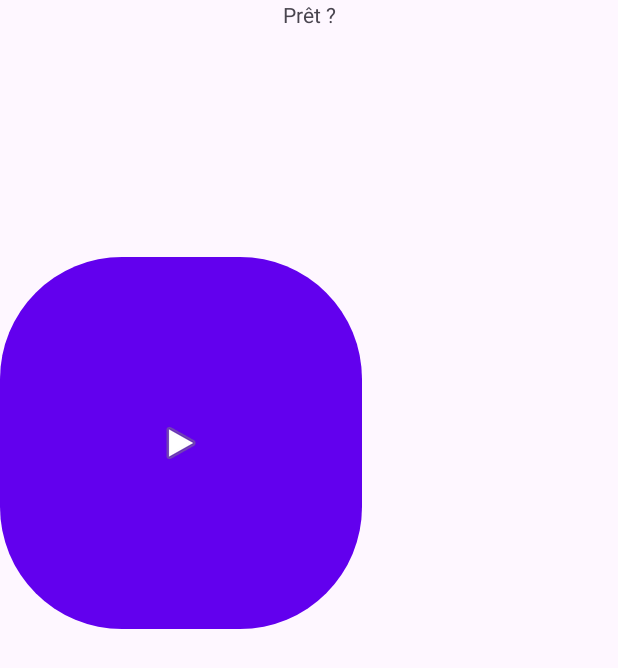
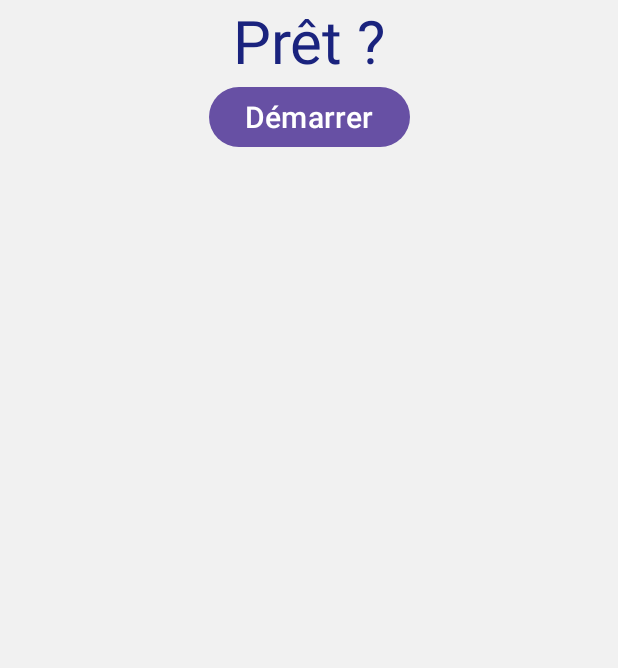
Before and after one commit to Nathuer/application_laser_run, an Android app: the ReadyActivity screen opened directly, with no data from a screen before it, on a phone screen of 412 x 824 dp. Shown: the top 668 px of the screen. Run offline under Robolectric (Android 15) with nearby library versions, the phone set to English and light mode, and no system bars.

Commit message:
commit chronomètre qui conserve sa valeur entre les activités run et shoot, mise en place du décompte + debut de design

```diff
--- a/app/src/main/java/com/example/application_laser_run/activity/MyApplication.kt
+++ b/app/src/main/java/com/example/application_laser_run/activity/MyApplication.kt
@@ -5,8 +5,6 @@ import android.os.SystemClock
 
 class MyApplication : Application() {
     val start = SystemClock.elapsedRealtime()
+    var roundCount: Int = 0
 
-    override fun onCreate() {
-        super.onCreate()
-    }
 }
--- a/app/src/main/java/com/example/application_laser_run/activity/ReadyActivity.kt
+++ b/app/src/main/java/com/example/application_laser_run/activity/ReadyActivity.kt
@@ -20,7 +20,7 @@ class ReadyActivity : AppCompatActivity() {
             v.setPadding(systemBars.left, systemBars.top, systemBars.right, systemBars.bottom)
             insets
         }
-        findViewById<ImageButton>(R.id.imageButton).setOnClickListener{val i = Intent(this, RunActivity::class.java)
+        findViewById<Button>(R.id.buttonReady).setOnClickListener{val i = Intent(this, RunActivity::class.java)
         startActivity(i)}
     }
 }
--- a/app/src/main/res/drawable/listview_background.xml
+++ /dev/null
@@ -1,6 +0,0 @@
-<?xml version="1.0" encoding="utf-8"?>
-<shape xmlns:android="http://schemas.android.com/apk/res/android">
-    <solid android:color="#FFFFFF" /> <!-- Fond blanc -->
-    <corners android:radius="12dp" /> <!-- Coins arrondis -->
-    <stroke android:width="1dp" android:color="#BDBDBD" /> <!-- Bordure grise -->
-</shape>
--- a/app/src/main/res/layout/activity_category_choose.xml
+++ b/app/src/main/res/layout/activity_category_choose.xml
@@ -3,7 +3,9 @@
     android:layout_width="match_parent"
     android:layout_height="match_parent"
     android:orientation="vertical"
-    android:padding="16dp">
+    android:padding="16dp"
+    android:background="@color/backgroundColor"
+    >
 
     <!-- LinearLayout pour le nom de la catégorie -->
     <LinearLayout
--- a/app/src/main/res/layout/activity_ready.xml
+++ b/app/src/main/res/layout/activity_ready.xml
@@ -5,26 +5,33 @@
     android:id="@+id/main"
     android:layout_width="match_parent"
     android:layout_height="match_parent"
+    android:background="@color/backgroundColor"
     tools:context=".activity.ReadyActivity">
 
     <TextView
         android:id="@+id/textView8"
         android:layout_width="wrap_content"
         android:layout_height="wrap_content"
-        android:text="Prêt ?"
+        android:text="@string/pret"
+        android:textSize="40sp"
+        android:textColor="@color/primaryTextColor"
         app:layout_constraintTop_toTopOf="parent"
         app:layout_constraintStart_toStartOf="parent"
         app:layout_constraintEnd_toEndOf="parent"
+        app:layout_constraintBottom_toTopOf="@id/buttonReady"
         app:layout_constraintHorizontal_bias="0.5"
-        app:layout_constraintVertical_bias="0.2"/>
+        app:layout_constraintVertical_bias="0.4" />
 
-    <ImageButton
-        android:id="@+id/imageButton"
-        android:layout_width="241dp"
-        android:layout_height="248dp"
-        android:layout_marginTop="152dp"
-        android:background="@drawable/round_button"
-        app:layout_constraintTop_toBottomOf="@+id/textView8"
-        app:srcCompat="@android:drawable/ic_media_play"
-        tools:layout_editor_absoluteX="85dp" />
+    <Button
+        android:id="@+id/buttonReady"
+        android:layout_width="wrap_content"
+        android:layout_height="wrap_content"
+        android:text="@string/demarrer"
+        android:textSize="20sp"
+        app:layout_constraintTop_toBottomOf="@id/textView8"
+        app:layout_constraintStart_toStartOf="parent"
+        app:layout_constraintEnd_toEndOf="parent"
+        app:layout_constraintHorizontal_bias="0.5"
+        app:layout_constraintVertical_bias="0.6" />
+
 </androidx.constraintlayout.widget.ConstraintLayout>
--- a/app/src/main/res/values/colors.xml
+++ b/app/src/main/res/values/colors.xml
@@ -2,4 +2,10 @@
 <resources>
     <color name="black">#FF000000</color>
     <color name="white">#FFFFFFFF</color>
+    <color name="backgroundColor">#F1F1F1</color> <!-- Fond doux pour l'activité -->
+    <color name="primaryTextColor">#1A237E</color> <!-- Couleur du titre -->
+    <color name="secondaryTextColor">#616161</color> <!-- Couleur du sous-titre -->
+    <color name="titleBackgroundColor">#BBDEFB</color> <!-- Fond léger pour le titre -->
+    <color name="listBackground">#FFFFFF</color>
+    <color name="hoverColor">#B0BEC5</color> <!-- Couleur plus foncée au survol -->
 </resources>
--- a/app/src/main/res/values/strings.xml
+++ b/app/src/main/res/values/strings.xml
@@ -1,5 +1,7 @@
 <resources>
     <string name="app_name">application_laser_run</string>
+    <string name="laser_run">Laser Run</string>
     <string name="choisir_sa_categorie">Choisir sa catégorie de compétition</string>
-    <string name="laser_run">Laser Run</string>
+    <string name="pret">Prêt ?</string>
+    <string name="demarrer">Démarrer</string>
 </resources>
```
Also changed, not shown: app/src/main/java/com/example/application_laser_run/activity/RunActivity.kt (+36 -8 lines), app/src/main/java/com/example/application_laser_run/activity/ShootActivity.kt (+47 -4 lines), app/src/main/res/drawable/item_selector.xml (added, +8 -0 lines), app/src/main/res/layout/activity_main.xml (+28 -16 lines), app/src/main/res/layout/activity_run.xml (+26 -19 lines), app/src/main/res/layout/activity_shoot.xml (+17 -4 lines).
